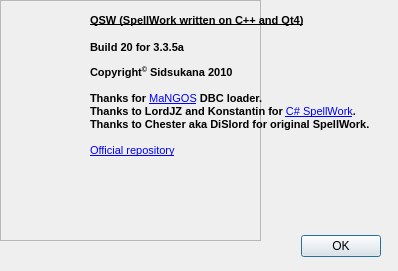
sidsukana/QSpellWork, file QSW/AboutFormUI.ui: the form before one commit.
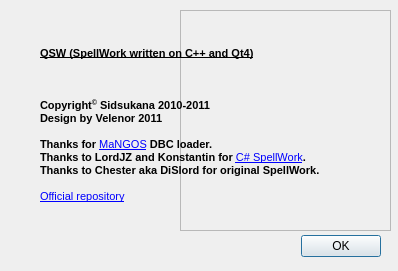
The form after the commit. Icons and pictures are not drawn.

Patch:
```diff
--- a/QSW/AboutFormUI.ui
+++ b/QSW/AboutFormUI.ui
@@ -51,10 +51,10 @@
   <widget class="QFrame" name="frame">
    <property name="geometry">
     <rect>
-     <x>0</x>
-     <y>0</y>
-     <width>261</width>
-     <height>241</height>
+     <x>180</x>
+     <y>10</y>
+     <width>211</width>
+     <height>221</height>
     </rect>
    </property>
    <property name="styleSheet">
@@ -70,10 +70,10 @@
   <widget class="QLabel" name="label">
    <property name="geometry">
     <rect>
-     <x>90</x>
-     <y>10</y>
-     <width>301</width>
-     <height>151</height>
+     <x>40</x>
+     <y>40</y>
+     <width>321</width>
+     <height>171</height>
     </rect>
    </property>
    <property name="text">
@@ -85,7 +85,8 @@
 &lt;p style=&quot;-qt-paragraph-type:empty; margin-top:0px; margin-bottom:0px; margin-left:0px; margin-right:0px; -qt-block-indent:0; text-indent:0px; font-size:8pt; font-weight:600;&quot;&gt;&lt;/p&gt;
 &lt;p style=&quot;-qt-paragraph-type:empty; margin-top:0px; margin-bottom:0px; margin-left:0px; margin-right:0px; -qt-block-indent:0; text-indent:0px; font-size:8pt;&quot;&gt;&lt;/p&gt;
 &lt;p style=&quot;-qt-paragraph-type:empty; margin-top:0px; margin-bottom:0px; margin-left:0px; margin-right:0px; -qt-block-indent:0; text-indent:0px; font-size:8pt; font-weight:600;&quot;&gt;&lt;/p&gt;
-&lt;p style=&quot; margin-top:0px; margin-bottom:0px; margin-left:0px; margin-right:0px; -qt-block-indent:0; text-indent:0px;&quot;&gt;&lt;span style=&quot; font-size:8pt; font-weight:600;&quot;&gt;Copyright&lt;/span&gt;&lt;span style=&quot; font-size:8pt; font-weight:600; vertical-align:super;&quot;&gt;©&lt;/span&gt;&lt;span style=&quot; font-size:8pt; font-weight:600;&quot;&gt; Sidsukana 2010&lt;/span&gt;&lt;/p&gt;
+&lt;p style=&quot; margin-top:0px; margin-bottom:0px; margin-left:0px; margin-right:0px; -qt-block-indent:0; text-indent:0px;&quot;&gt;&lt;span style=&quot; font-size:8pt; font-weight:600;&quot;&gt;Copyright&lt;/span&gt;&lt;span style=&quot; font-size:8pt; font-weight:600; vertical-align:super;&quot;&gt;©&lt;/span&gt;&lt;span style=&quot; font-size:8pt; font-weight:600;&quot;&gt; Sidsukana 2010-2011&lt;/span&gt;&lt;/p&gt;
+&lt;p style=&quot; margin-top:0px; margin-bottom:0px; margin-left:0px; margin-right:0px; -qt-block-indent:0; text-indent:0px;&quot;&gt;&lt;span style=&quot; font-size:8pt; font-weight:600;&quot;&gt;Design by Velenor 2011&lt;/span&gt;&lt;/p&gt;
 &lt;p style=&quot;-qt-paragraph-type:empty; margin-top:0px; margin-bottom:0px; margin-left:0px; margin-right:0px; -qt-block-indent:0; text-indent:0px; font-size:8pt; font-weight:600;&quot;&gt;&lt;/p&gt;
 &lt;p style=&quot; margin-top:0px; margin-bottom:0px; margin-left:0px; margin-right:0px; -qt-block-indent:0; text-indent:0px;&quot;&gt;&lt;span style=&quot; font-size:8pt; font-weight:600;&quot;&gt;Thanks for &lt;/span&gt;&lt;a href=&quot;http://getmangos.com/&quot;&gt;&lt;span style=&quot; font-size:8pt; text-decoration: underline; color:#0000ff;&quot;&gt;MaNGOS&lt;/span&gt;&lt;/a&gt;&lt;span style=&quot; font-size:8pt; font-weight:600;&quot;&gt; DBC loader.&lt;/span&gt;&lt;/p&gt;
 &lt;p style=&quot; margin-top:0px; margin-bottom:0px; margin-left:0px; margin-right:0px; -qt-block-indent:0; text-indent:0px;&quot;&gt;&lt;span style=&quot; font-size:8pt; font-weight:600;&quot;&gt;Thanks to LordJZ and Konstantin for &lt;/span&gt;&lt;a href=&quot;http://github.com/LordJZ/spellwork_cs&quot;&gt;&lt;span style=&quot; font-size:8pt; text-decoration: underline; color:#0000ff;&quot;&gt;C# SpellWork&lt;/span&gt;&lt;/a&gt;&lt;span style=&quot; font-size:8pt; font-weight:600;&quot;&gt;.&lt;/span&gt;&lt;/p&gt;
@@ -97,10 +98,10 @@
   <widget class="QLabel" name="versionLabel">
     <property name="geometry">
         <rect>
-        <x>90</x>
-        <y>40</y>
-        <width>301</width>
-        <height>16</height>
+     <x>40</x>
+     <y>70</y>
+     <width>311</width>
+     <height>20</height>
         </rect>
     </property>
     <property name="text">
@@ -108,7 +109,7 @@
 &lt;html&gt;&lt;head&gt;&lt;meta name=&quot;qrichtext&quot; content=&quot;1&quot; /&gt;&lt;style type=&quot;text/css&quot;&gt;
 p, li { white-space: pre-wrap; }
 &lt;/style&gt;&lt;/head&gt;&lt;body style=&quot; font-family:'MS Shell Dlg 2'; font-size:8.25pt; font-weight:400; font-style:normal;&quot;&gt;
-&lt;p style=&quot; margin-top:0px; margin-bottom:0px; margin-left:0px; margin-right:0px; -qt-block-indent:0; text-indent:0px;&quot;&gt;&lt;span style=&quot; font-size:8pt; font-weight:600;&quot;&gt;Build 20 for 3.3.5a&lt;/span&gt;&lt;/p&gt;&lt;/body&gt;&lt;/html&gt;</string>
+&lt;p style=&quot;-qt-paragraph-type:empty; margin-top:0px; margin-bottom:0px; margin-left:0px; margin-right:0px; -qt-block-indent:0; text-indent:0px; font-size:8pt;&quot;&gt;&lt;/p&gt;&lt;/body&gt;&lt;/html&gt;</string>
     </property>
     </widget>
  </widget>
```
Left out of the diff: 4 changed lines with no effect on the pictures. Lines whose indentation alone changed are shown as unchanged.
